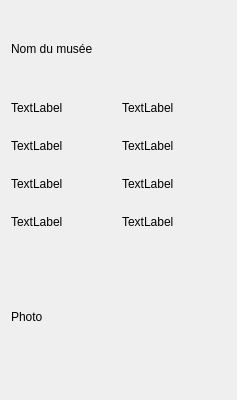
SoheibBiga/GeoStation, file GeoStation_Projet/museesmozaicwidget.ui: the form before one commit.
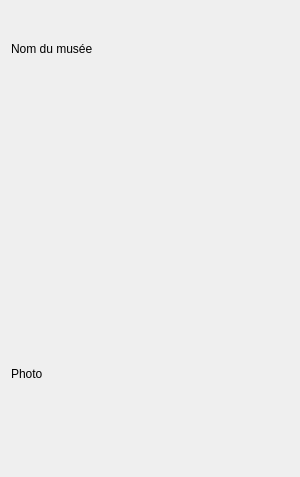
The form after the commit.

Diff of the .ui file:
```diff
--- a/GeoStation_Projet/museesmozaicwidget.ui
+++ b/GeoStation_Projet/museesmozaicwidget.ui
@@ -6,13 +6,22 @@
    <rect>
     <x>0</x>
     <y>0</y>
-    <width>237</width>
-    <height>400</height>
+    <width>300</width>
+    <height>477</height>
    </rect>
   </property>
+  <property name="minimumSize">
+   <size>
+    <width>300</width>
+    <height>477</height>
+   </size>
+  </property>
   <property name="windowTitle">
    <string>Form</string>
   </property>
+  <property name="styleSheet">
+   <string notr="true">background-color: rgb( 	207, 181, 59);</string>
+  </property>
   <layout class="QVBoxLayout" name="verticalLayout_2">
    <item>
     <layout class="QVBoxLayout" name="verticalLayout">
@@ -34,56 +43,56 @@
        <item row="0" column="1">
         <widget class="QLabel" name="droite_adresse">
          <property name="text">
-          <string>TextLabel</string>
+          <string/>
          </property>
         </widget>
        </item>
        <item row="1" column="0">
         <widget class="QLabel" name="gauche_horaires">
          <property name="text">
-          <string>TextLabel</string>
+          <string/>
          </property>
         </widget>
        </item>
        <item row="2" column="1">
         <widget class="QLabel" name="droite_fermeture">
          <property name="text">
-          <string>TextLabel</string>
+          <string/>
          </property>
         </widget>
        </item>
        <item row="1" column="1">
         <widget class="QLabel" name="droite_horaires">
          <property name="text">
-          <string>TextLabel</string>
+          <string/>
          </property>
         </widget>
        </item>
        <item row="0" column="0">
         <widget class="QLabel" name="gauche_adresse">
          <property name="text">
-          <string>TextLabel</string>
+          <string/>
          </property>
         </widget>
        </item>
        <item row="2" column="0">
         <widget class="QLabel" name="gauche_fermeture">
          <property name="text">
-          <string>TextLabel</string>
+          <string/>
          </property>
         </widget>
        </item>
        <item row="3" column="0">
         <widget class="QLabel" name="gauche_nocturnes">
          <property name="text">
-          <string>TextLabel</string>
+          <string/>
          </property>
         </widget>
        </item>
        <item row="3" column="1">
         <widget class="QLabel" name="droite_nocturnes">
          <property name="text">
-          <string>TextLabel</string>
+          <string/>
          </property>
         </widget>
        </item>
```
